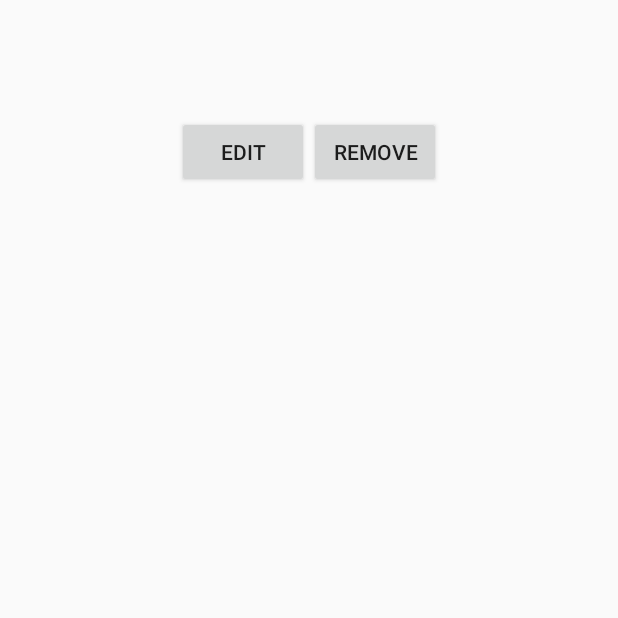
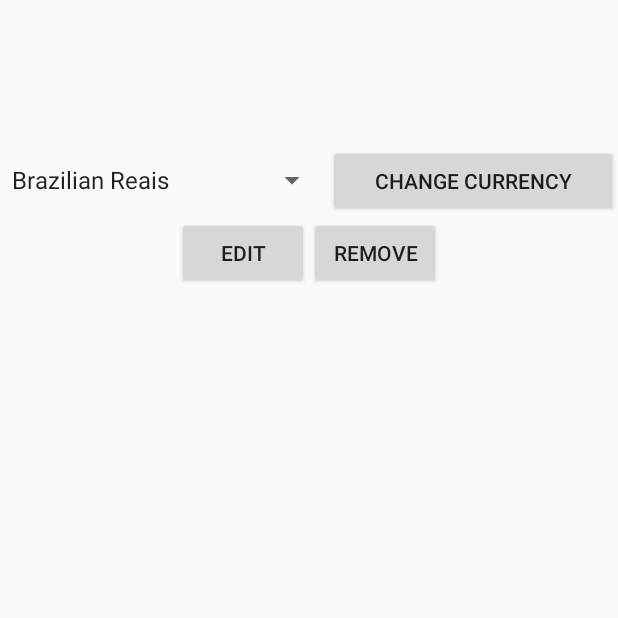
Before and after one commit to danielyoshizawa/mybudget, an Android app: the EntryDetails screen opened directly, with no data from a screen before it, on a phone screen of 412 x 824 dp, the top half of it. Run offline under Robolectric (Android 15) with nearby library versions, the phone set to English and light mode, and no system bars.

Commit message:
Adding live currency exchange system

```diff
--- /dev/null
+++ b/app/src/main/java/com/depaul/daniel/mybudget/Currency.java
@@ -0,0 +1,27 @@
+package com.depaul.daniel.mybudget;
+
+/**
+ * Created by JordanMiguel on 18/11/15.
+ */
+public class Currency {
+
+    private String codeName, fullName;
+
+    public Currency(String codeName, String fullName) {
+        this.codeName = codeName;
+        this.fullName = fullName;
+    }
+
+    public String getCodeName() {
+        return codeName;
+    }
+
+    public String getFullName() {
+        return fullName;
+    }
+
+    @Override
+    public String toString() {
+        return fullName;
+    }
+}
--- a/app/src/main/java/com/depaul/daniel/mybudget/EntryDetails.java
+++ b/app/src/main/java/com/depaul/daniel/mybudget/EntryDetails.java
@@ -2,22 +2,37 @@ package com.depaul.daniel.mybudget;
 
 import android.app.Activity;
 import android.content.Intent;
+import android.os.AsyncTask;
 import android.os.Bundle;
+import android.util.Log;
 import android.view.Menu;
 import android.view.MenuItem;
 import android.view.View;
+import android.widget.ArrayAdapter;
 import android.widget.Button;
+import android.widget.Spinner;
 import android.widget.TextView;
+
+import org.json.JSONException;
+
+import java.lang.reflect.Array;
+import java.util.ArrayList;
 
 public class EntryDetails extends Activity {
 
     private int position;
     private EntryManager entryManager;
-    private Button removeButton;
+    private Button removeButton, changeCurrencyButton;
+    private Spinner currencySpinner;
     private TextView valueLabel;
     private TextView latitudeLabel;
     private TextView longitudeLabel;
     private TextView categoryLabel;
+    private TextView currencyLabel;
+    private CharSequence value;
+    private ArrayList<Currency> currencyList;
+
+    private static String currencyWanted = "", currencyValue = "";
 
 
     @Override
@@ -25,14 +40,21 @@ public class EntryDetails extends Activity {
         super.onCreate(savedInstanceState);
         setContentView(R.layout.activity_entry_details);
 
+        currencyList = new ArrayList<Currency>();
+
         // TODO : Refactor
         entryManager = EntryManager.getInstance();
         removeButton = (Button) findViewById(R.id.button_remove_detail);
+        changeCurrencyButton = (Button) findViewById(R.id.button_change_currency);
 
         valueLabel = (TextView) findViewById(R.id.EntryValue); // TODO rename R.id
         latitudeLabel = (TextView) findViewById(R.id.details_latitude_label);
         longitudeLabel = (TextView) findViewById(R.id.details_longitude_label);
         categoryLabel = (TextView) findViewById(R.id.details_category_label);
+        currencyLabel = (TextView) findViewById(R.id.details_currency_label);
+        currencySpinner = (Spinner) findViewById(R.id.details_currency_spinner);
+
+        configureCurrencySpinner();
         removeButton.setOnClickListener(new View.OnClickListener() {
             @Override
             public void onClick(View v) {
@@ -40,7 +62,21 @@ public class EntryDetails extends Activity {
                 finish();
             }
         });
+        changeCurrencyButton.setOnClickListener(new View.OnClickListener() {
+            @Override
+            public void onClick(View v) {
+                String fullName = currencySpinner.getSelectedItem().toString();
+
+                for(Currency curr: currencyList) {
+                    if(curr.getFullName().equals(fullName)) {
+                        new GETCurrency().execute(curr.getCodeName());
+                    }
+                }
+            }
+        });
+
     }
+
 
     @Override
     protected void onStart() {
@@ -48,12 +84,53 @@ public class EntryDetails extends Activity {
         super.onStart();
         Intent intent = getIntent();
         if (intent != null) {
-            valueLabel.setText(intent.getCharSequenceExtra("EntryValue")); // TODO rename
+            value = intent.getCharSequenceExtra("EntryValue"); // TODO rename
+            valueLabel.setText(value);
             latitudeLabel.setText(intent.getCharSequenceExtra("entry_latitute_value"));
             longitudeLabel.setText(intent.getCharSequenceExtra("entry_longitude_value"));
             categoryLabel.setText(intent.getCharSequenceExtra("entry_category_value"));
             position = intent.getIntExtra("EntryPosition", 0);
         }
+    }
+
+    private class GETCurrency extends AsyncTask<String, String, String> {
+        @Override
+        protected void onPreExecute() {
+            super.onPreExecute();
+            /* Show that we are performing the action */
+        }
+
+        @Override
+        protected String doInBackground(String... args) {
+            CurrencyExchange jParser = new CurrencyExchange();
+
+            String currencyValue = null;
+            try {
+                currencyValue = jParser.getCurrencyValue(args[0]);
+            } catch (JSONException e) {
+                e.printStackTrace();
+            }
+            return currencyValue;
+        }
+
+        @Override
+        protected void onPostExecute(String currencyValue) {
+            double newValue = Double.parseDouble(currencyValue) * Double.parseDouble(value.toString());
+            Log.d(currencyValue + "  " + value.toString(), "TEST");
+            currencyLabel.setText(Double.toString(newValue));
+        }
+    }
+
+    private void configureCurrencySpinner() {
+        currencyList.add(new Currency("BRL", "Brazilian Reais"));
+        currencyList.add(new Currency("EUR", "Euro"));
+        currencyList.add(new Currency("GBP", "Pound Sterling"));
+        currencyList.add(new Currency("CAD", "Canadian Dollar"));
+        currencyList.add(new Currency("AUD", "Australian Dollar")); // You can add more if wanted
+
+        ArrayAdapter<Currency> dataAdapter = new ArrayAdapter<Currency>(this, android.R.layout.simple_spinner_item, currencyList);
+        dataAdapter.setDropDownViewResource(android.R.layout.simple_spinner_dropdown_item);
+        currencySpinner.setAdapter(dataAdapter);
     }
 
     @Override
--- a/app/src/main/java/com/depaul/daniel/mybudget/MyBudget.java
+++ b/app/src/main/java/com/depaul/daniel/mybudget/MyBudget.java
@@ -4,7 +4,6 @@ import android.app.Activity;
 import android.os.Bundle;
 import android.view.Menu;
 import android.view.MenuItem;
-import android.widget.BaseAdapter;
 import android.widget.Button;
 import android.widget.ListView;
 import android.widget.TextView;
--- a/app/src/main/res/layout/activity_entry_details.xml
+++ b/app/src/main/res/layout/activity_entry_details.xml
@@ -35,6 +35,33 @@
                 android:id="@+id/details_category_label"
                 android:layout_width="wrap_content"
                 android:layout_height="wrap_content" />
+
+            <TextView
+                android:id="@+id/details_currency_label"
+                android:layout_width="wrap_content"
+                android:layout_height="wrap_content" />
+        </LinearLayout>
+
+        <LinearLayout
+            android:layout_width="match_parent"
+            android:layout_height="0dp"
+            android:layout_weight="2"
+            android:gravity="center|bottom">
+
+
+            <Spinner
+                android:layout_width="wrap_content"
+                android:layout_height="wrap_content"
+                android:id="@+id/details_currency_spinner"
+                android:layout_weight="1" />
+
+            <Button
+                android:id="@+id/button_change_currency"
+                android:layout_width="wrap_content"
+                android:layout_height="wrap_content"
+                android:text="Change Currency"
+                android:layout_weight="1" />
+
         </LinearLayout>
 
         <LinearLayout
```
Also changed, not shown: app/src/main/java/com/depaul/daniel/mybudget/CurrencyExchange.java (added, +79 -0 lines), build.gradle (line endings or trailing spaces).
